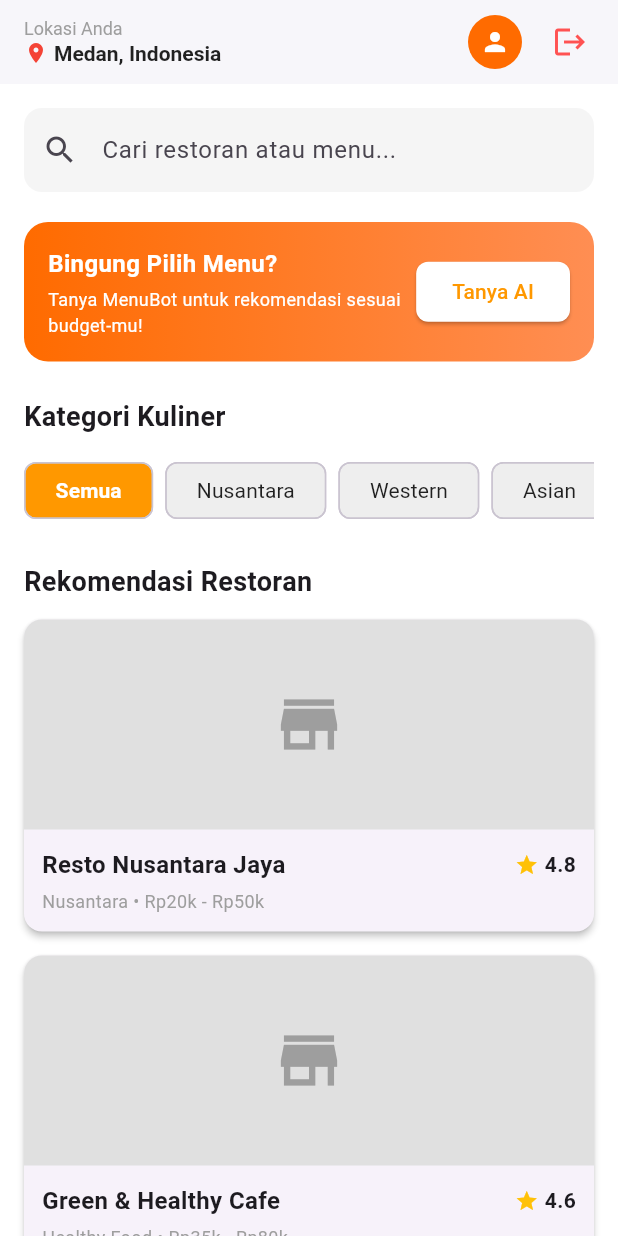
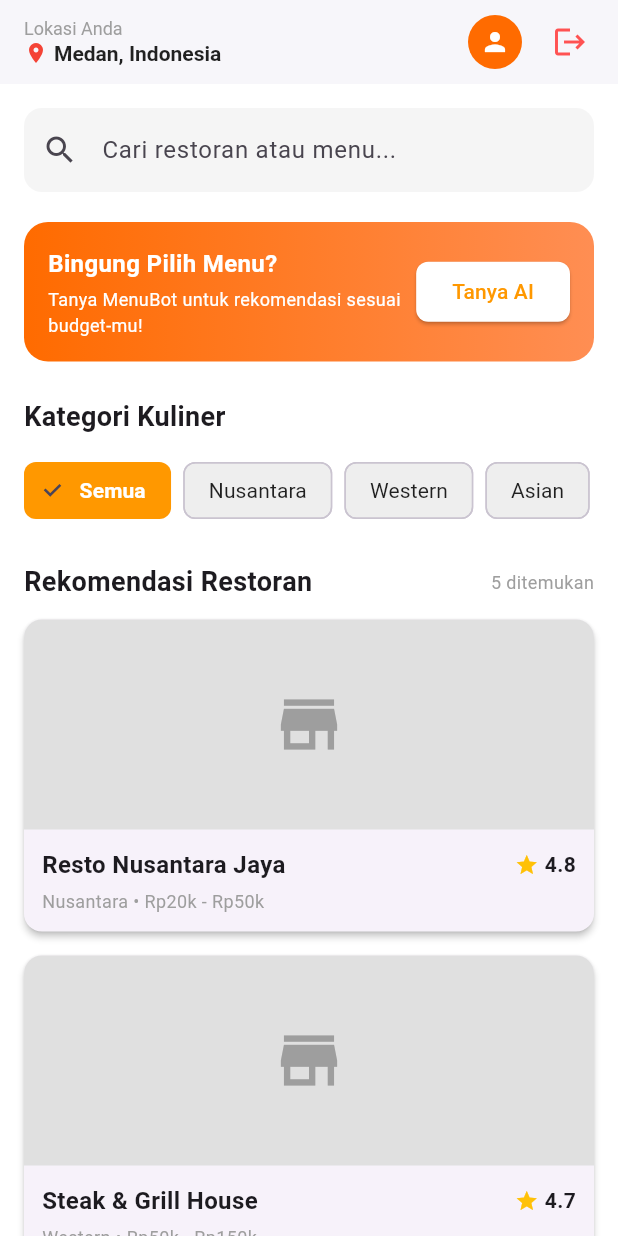
Before and after one commit to Zaskiah-Angreani/menupedia, a Flutter app: the HomeScreen screen opened directly, on a phone screen of 412 x 824 dp. Run offline on Flutter 3.47's test engine with Material 3 defaults, Android fonts, the phone set to English and light mode, and no system bars.

Commit message:
add 5 data dummy restoran

```diff
--- a/lib/screens/home_screen.dart
+++ b/lib/screens/home_screen.dart
@@ -2,18 +2,75 @@ import 'package:flutter/material.dart';
 import 'login_screen.dart';
 import 'profile_screen.dart';
 
-//KELAS UTAMA HALAMAN HOME
-class HomeScreen extends StatelessWidget {
+// 1. Mengubah HomeScreen menjadi StatefulWidget agar dapat merespons klik filter
+class HomeScreen extends StatefulWidget {
   const HomeScreen({super.key});
 
   @override
+  State<HomeScreen> createState() => _HomeScreenState();
+}
+
+class _HomeScreenState extends State<HomeScreen> {
+  // Variabel untuk menyimpan kategori yang aktif (Default: 'Semua')
+  String selectedCategory = 'Semua';
+
+  // Daftar 5 Kategori
+  final List<String> categories = [
+    'Semua',
+    'Nusantara',
+    'Western',
+    'Asian',
+    'Healthy',
+  ];
+
+  // Data 5 Restoran dengan Kategori Berbeda
+  final List<Map<String, String>> restaurants = [
+    {
+      'name': 'Resto Nusantara Jaya',
+      'category': 'Nusantara',
+      'price': 'Rp20k - Rp50k',
+      'rating': '4.8',
+    },
+    {
+      'name': 'Steak & Grill House',
+      'category': 'Western',
+      'price': 'Rp50k - Rp150k',
+      'rating': '4.7',
+    },
+    {
+      'name': 'Ramen & Sushi Master',
+      'category': 'Asian',
+      'price': 'Rp30k - Rp90k',
+      'rating': '4.9',
+    },
+    {
+      'name': 'Green & Healthy Cafe',
+      'category': 'Healthy',
+      'price': 'Rp35k - Rp80k',
+      'rating': '4.6',
+    },
+    {
+      'name': 'Warung Nasi Padang Sederhana',
+      'category': 'Nusantara',
+      'price': 'Rp15k - Rp40k',
+      'rating': '4.8',
+    },
+  ];
+
+  @override
   Widget build(BuildContext context) {
+    // Logika menyaring restoran berdasarkan kategori yang dipilih
+    final filteredRestaurants = selectedCategory == 'Semua'
+        ? restaurants
+        : restaurants
+            .where((resto) => resto['category'] == selectedCategory)
+            .toList();
+
     return Scaffold(
-      //HEADER UTAMA (APP BAR)
+      // HEADER UTAMA (APP BAR)
       appBar: AppBar(
         backgroundColor: Colors.white,
         elevation: 1,
-        // Informasi Lokasi Pengguna
         title: const Column(
           crossAxisAlignment: CrossAxisAlignment.start,
           children: [
@@ -27,13 +84,16 @@ class HomeScreen extends StatelessWidget {
                 SizedBox(width: 4),
                 Text(
                   'Medan, Indonesia',
-                  style: TextStyle(fontSize: 14, fontWeight: FontWeight.bold, color: Colors.black87),
+                  style: TextStyle(
+                    fontSize: 14,
+                    fontWeight: FontWeight.bold,
+                    color: Colors.black87,
+                  ),
                 ),
               ],
             ),
           ],
         ),
-        // Tombol Navigasi Kanan (Profil & Logout)
         actions: [
           // Ikon Foto Profil
           GestureDetector(
@@ -59,22 +119,26 @@ class HomeScreen extends StatelessWidget {
                 context: context,
                 builder: (context) => AlertDialog(
                   title: const Text('Konfirmasi Logout'),
-                  content: const Text('Apakah Anda yakin ingin keluar dari aplikasi?'),
+                  content: const Text(
+                      'Apakah Anda yakin ingin keluar dari aplikasi?'),
                   actions: [
                     TextButton(
                       onPressed: () => Navigator.pop(context),
                       child: const Text('Batal'),
                     ),
                     ElevatedButton(
-                      style: ElevatedButton.styleFrom(backgroundColor: Colors.red),
+                      style:
+                          ElevatedButton.styleFrom(backgroundColor: Colors.red),
                       onPressed: () {
                         Navigator.pop(context);
                         Navigator.of(context).pushAndRemoveUntil(
-                          MaterialPageRoute(builder: (context) => const LoginScreen()),
+                          MaterialPageRoute(
+                              builder: (context) => const LoginScreen()),
                           (route) => false,
                         );
                       },
-                      child: const Text('Logout', style: TextStyle(color: Colors.white)),
+                      child: const Text('Logout',
+                          style: TextStyle(color: Colors.white)),
                     ),
                   ],
                 ),
@@ -85,14 +149,13 @@ class HomeScreen extends StatelessWidget {
         ],
       ),
 
-      //KONTEN UTAMA (BODY)
+      // KONTEN UTAMA (BODY)
       body: SingleChildScrollView(
         padding: const EdgeInsets.all(16.0),
         child: Column(
           crossAxisAlignment: CrossAxisAlignment.start,
           children: [
-
-            //KOLOM INPUT PENCARIAN (SEARCH BAR)
+            // KOLOM INPUT PENCARIAN
             TextField(
               decoration: InputDecoration(
                 hintText: 'Cari restoran atau menu...',
@@ -106,7 +169,8 @@ class HomeScreen extends StatelessWidget {
               ),
             ),
             const SizedBox(height: 20),
-           //banner promosi dan AI
+
+            // BANNER PROMOSI DAN AI
             Container(
               padding: const EdgeInsets.all(16),
               decoration: BoxDecoration(
@@ -123,7 +187,11 @@ class HomeScreen extends StatelessWidget {
                       children: [
                         Text(
                           'Bingung Pilih Menu?',
-                          style: TextStyle(color: Colors.white, fontWeight: FontWeight.bold, fontSize: 16),
+                          style: TextStyle(
+                            color: Colors.white,
+                            fontWeight: FontWeight.bold,
+                            fontSize: 16,
+                          ),
                         ),
                         SizedBox(height: 4),
                         Text(
@@ -138,7 +206,9 @@ class HomeScreen extends StatelessWidget {
                     style: ElevatedButton.styleFrom(
                       backgroundColor: Colors.white,
                       foregroundColor: Colors.orange,
-                      shape: RoundedRectangleBorder(borderRadius: BorderRadius.circular(8)),
+                      shape: RoundedRectangleBorder(
+                        borderRadius: BorderRadius.circular(8),
+                      ),
                     ),
                     child: const Text('Tanya AI'),
                   ),
@@ -146,7 +216,8 @@ class HomeScreen extends StatelessWidget {
               ),
             ),
             const SizedBox(height: 24),
-            // daftar kategori kuliner
+
+            // DAFTAR KATEGORI KULINER (INTERAKTIF)
             const Text(
               'Kategori Kuliner',
               style: TextStyle(fontSize: 18, fontWeight: FontWeight.bold),
@@ -155,54 +226,77 @@ class HomeScreen extends StatelessWidget {
             SingleChildScrollView(
               scrollDirection: Axis.horizontal,
               child: Row(
-                children: [
-                  _buildCategoryChip('Semua', true),
-                  _buildCategoryChip('Nusantara', false),
-                  _buildCategoryChip('Western', false),
-                  _buildCategoryChip('Asian', false),
-                  _buildCategoryChip('Healthy', false),
-                ],
+                children: categories.map((category) {
+                  final isSelected = selectedCategory == category;
+                  return _buildCategoryChip(category, isSelected);
+                }).toList(),
               ),
             ),
             const SizedBox(height: 24),
 
-            // daftar rekomendasi kuliner
-            const Text(
-              'Rekomendasi Restoran',
-              style: TextStyle(fontSize: 18, fontWeight: FontWeight.bold),
+            // DAFTAR REKOMENDASI RESTORAN (FILTERED)
+            Row(
+              mainAxisAlignment: MainAxisAlignment.spaceBetween,
+              children: [
+                const Text(
+                  'Rekomendasi Restoran',
+                  style: TextStyle(fontSize: 18, fontWeight: FontWeight.bold),
+                ),
+                Text(
+                  '${filteredRestaurants.length} ditemukan',
+                  style: const TextStyle(color: Colors.grey, fontSize: 12),
+                ),
+              ],
             ),
             const SizedBox(height: 12),
-            _buildRestaurantCard(
-              name: 'Resto Nusantara Jaya',
-              category: 'Nusantara • Rp20k - Rp50k',
-              rating: '4.8',
-            ),
-            _buildRestaurantCard(
-              name: 'Green & Healthy Cafe',
-              category: 'Healthy Food • Rp35k - Rp80k',
-              rating: '4.6',
-            ),
+
+            // Menampilkan daftar restoran sesuai filter
+            if (filteredRestaurants.isEmpty)
+              const Padding(
+                padding: EdgeInsets.symmetric(vertical: 24.0),
+                child: Center(
+                  child: Text('Tidak ada restoran untuk kategori ini.'),
+                ),
+              )
+            else
+              Column(
+                children: filteredRestaurants.map((resto) {
+                  return _buildRestaurantCard(
+                    name: resto['name']!,
+                    category: '${resto['category']} • ${resto['price']}',
+                    rating: resto['rating']!,
+                  );
+                }).toList(),
+              ),
           ],
         ),
       ),
     );
   }
 
+  // WIDGET FILTER CHIP (DENGAN ACTION ONTAP)
   Widget _buildCategoryChip(String label, bool isSelected) {
     return Container(
       margin: const EdgeInsets.only(right: 8),
-      child: Chip(
+      child: ChoiceChip(
         label: Text(label),
-        backgroundColor: isSelected ? Colors.orange : Colors.grey[200],
+        selected: isSelected,
+        selectedColor: Colors.orange,
+        backgroundColor: Colors.grey[200],
         labelStyle: TextStyle(
           color: isSelected ? Colors.white : Colors.black87,
           fontWeight: isSelected ? FontWeight.bold : FontWeight.normal,
         ),
-        padding: const EdgeInsets.symmetric(horizontal: 12, vertical: 8),
+        onSelected: (bool selected) {
+          setState(() {
+            selectedCategory = label;
+          });
+        },
       ),
     );
   }
 
+  // WIDGET KARTU RESTORAN
   Widget _buildRestaurantCard({
     required String name,
     required String category,
@@ -219,7 +313,8 @@ class HomeScreen extends StatelessWidget {
             height: 140,
             decoration: BoxDecoration(
               color: Colors.grey[300],
-              borderRadius: const BorderRadius.vertical(top: Radius.circular(12)),
+              borderRadius:
+                  const BorderRadius.vertical(top: Radius.circular(12)),
             ),
             child: const Center(
               child: Icon(Icons.store, size: 50, color: Colors.grey),
@@ -235,19 +330,23 @@ class HomeScreen extends StatelessWidget {
                   children: [
                     Text(
                       name,
-                      style: const TextStyle(fontSize: 16, fontWeight: FontWeight.bold),
+                      style: const TextStyle(
+                          fontSize: 16, fontWeight: FontWeight.bold),
                     ),
                     Row(
                       children: [
                         const Icon(Icons.star, color: Colors.amber, size: 16),
                         const SizedBox(width: 4),
-                        Text(rating, style: const TextStyle(fontWeight: FontWeight.bold)),
+                        Text(rating,
+                            style:
+                                const TextStyle(fontWeight: FontWeight.bold)),
                       ],
                     ),
                   ],
                 ),
                 const SizedBox(height: 4),
-                Text(category, style: const TextStyle(color: Colors.grey, fontSize: 12)),
+                Text(category,
+                    style: const TextStyle(color: Colors.grey, fontSize: 12)),
               ],
             ),
           ),
```
